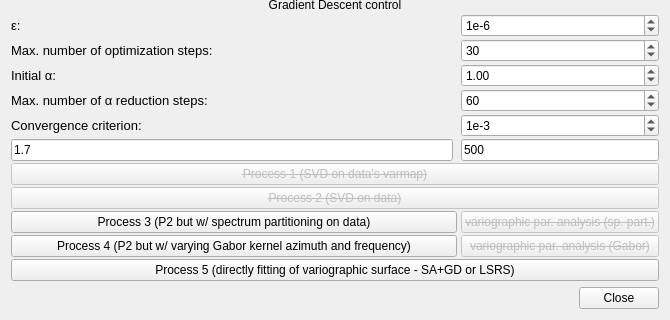
Above: imagejockey/vardecomp/variographicdecompositiondialog.ui from PauloCarvalhoRJ/gammaray before the change; both pictures show x 0 to 670 and y 425 to 745 of the 670 by 745 pixel window. Below: the same form after it.
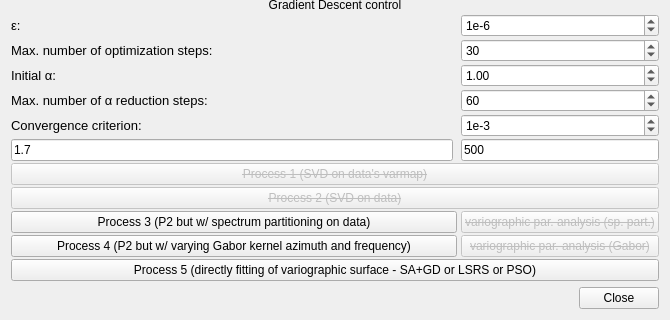
That is the form after the change.

Commit message: Investigation of Particle Swarm Optimization. WIP.

```diff
--- a/imagejockey/vardecomp/variographicdecompositiondialog.ui
+++ b/imagejockey/vardecomp/variographicdecompositiondialog.ui
@@ -916,7 +916,7 @@
      <item row="32" column="0" colspan="3">
       <widget class="QPushButton" name="pushButton">
        <property name="text">
-        <string>Process 5 (directly fitting of variographic surface - SA+GD or LSRS)</string>
+        <string>Process 5 (directly fitting of variographic surface - SA+GD or LSRS or PSO)</string>
        </property>
       </widget>
      </item>
```
The commit also changes 2 other files.
